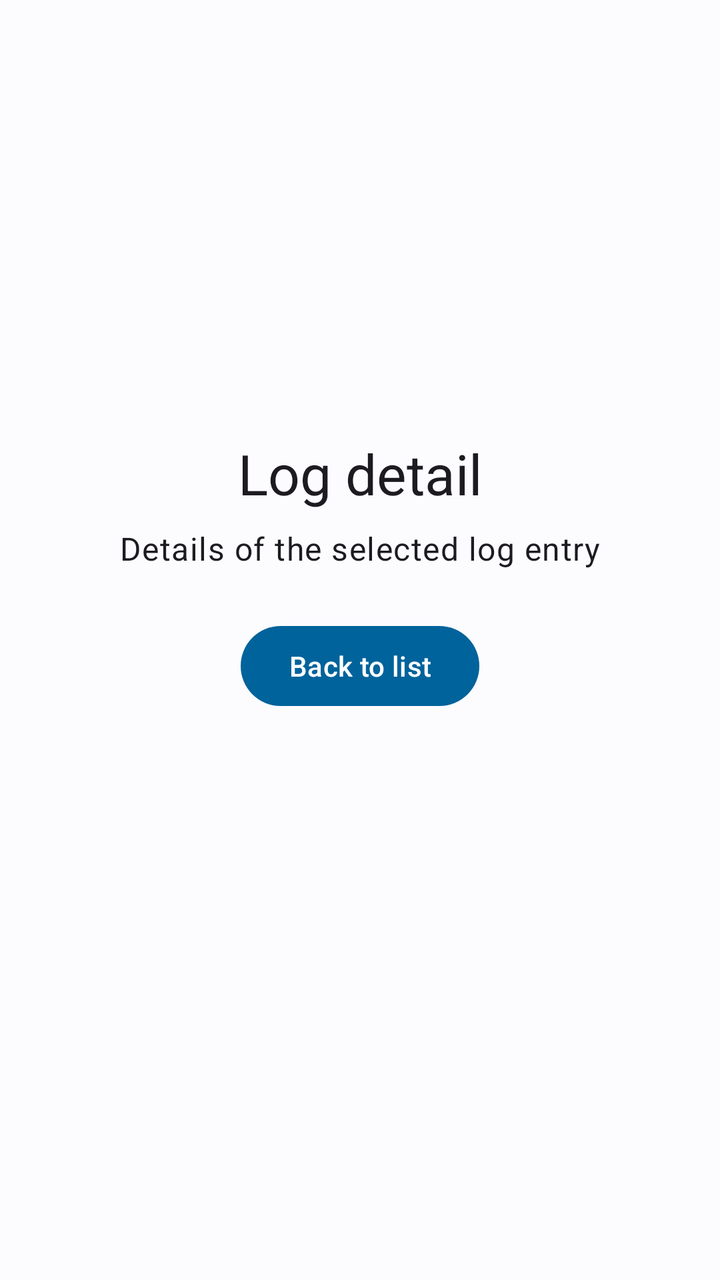
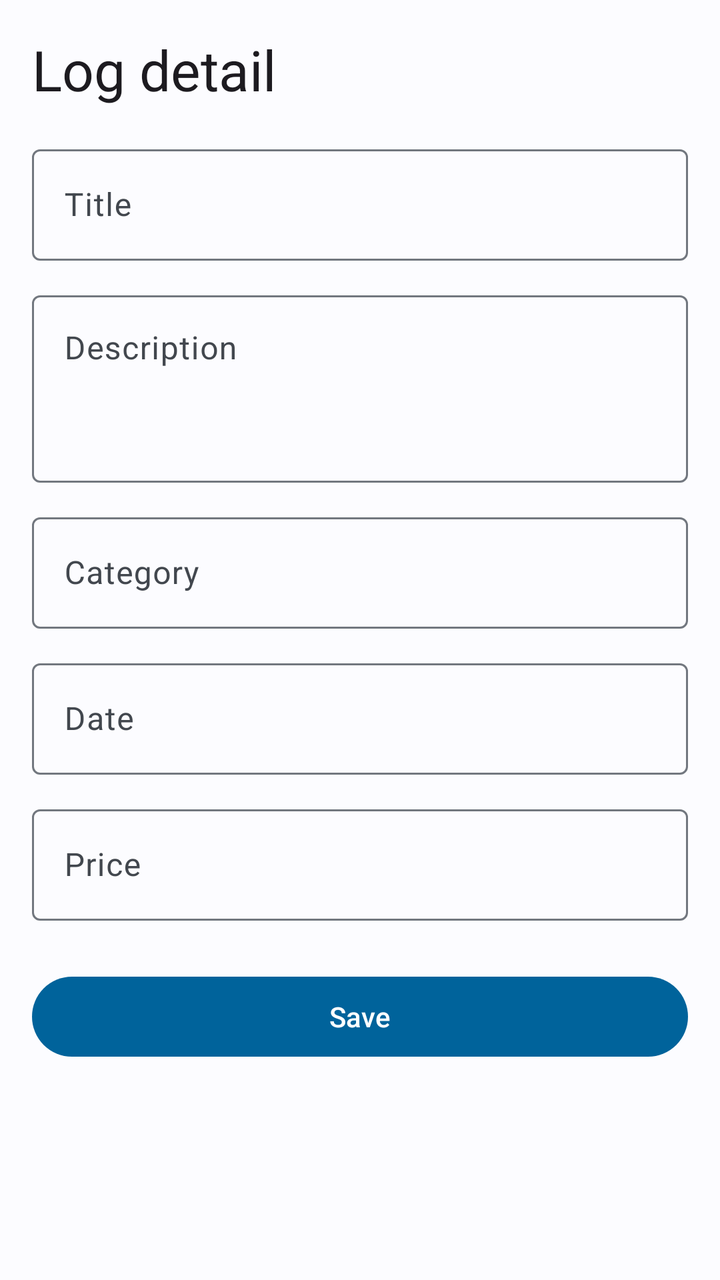

Compare the two renders of this Android layout. The source of the first and the diff that turns it into the second are given below.
<!-- AndroidManifest.xml: application theme Theme.MaintenanceLog -->
<!-- res/layout/fragment_log_detail.xml -->
<?xml version="1.0" encoding="utf-8"?>
<androidx.constraintlayout.widget.ConstraintLayout xmlns:android="http://schemas.android.com/apk/res/android"
    xmlns:app="http://schemas.android.com/apk/res-auto"
    xmlns:tools="http://schemas.android.com/tools"
    android:layout_width="match_parent"
    android:layout_height="match_parent"
    android:padding="24dp"
    tools:context=".LogDetailFragment">

    <TextView
        android:id="@+id/logDetailTitle"
        android:layout_width="wrap_content"
        android:layout_height="wrap_content"
        android:text="@string/log_detail_title"
        android:textAppearance="?attr/textAppearanceHeadlineMedium"
        app:layout_constraintBottom_toBottomOf="parent"
        app:layout_constraintEnd_toEndOf="parent"
        app:layout_constraintStart_toStartOf="parent"
        app:layout_constraintTop_toTopOf="parent"
        app:layout_constraintVertical_bias="0.35" />

    <TextView
        android:id="@+id/logDetailSubtitle"
        android:layout_width="wrap_content"
        android:layout_height="wrap_content"
        android:layout_marginTop="8dp"
        android:text="@string/log_detail_subtitle"
        android:textAppearance="?attr/textAppearanceBodyLarge"
        app:layout_constraintEnd_toEndOf="parent"
        app:layout_constraintStart_toStartOf="parent"
        app:layout_constraintTop_toBottomOf="@id/logDetailTitle" />

    <com.google.android.material.button.MaterialButton
        android:id="@+id/backToListButton"
        android:layout_width="wrap_content"
        android:layout_height="wrap_content"
        android:layout_marginTop="24dp"
        android:text="@string/back_to_log_list"
        app:layout_constraintEnd_toEndOf="parent"
        app:layout_constraintStart_toStartOf="parent"
        app:layout_constraintTop_toBottomOf="@id/logDetailSubtitle" />

</androidx.constraintlayout.widget.ConstraintLayout>
<!-- resources referenced by this layout -->
<resources>
  <string name="back_to_log_list">Back to list</string>
  <string name="log_detail_subtitle">Details of the selected log entry</string>
  <string name="log_detail_title">Log detail</string>
  <style name="Theme.MaintenanceLog" parent="Base.Theme.MaintenanceLog" />
  <color name="m3_primary">#00639B</color>
  <color name="m3_on_primary">#FFFFFF</color>
  <color name="m3_primary_container">#CDE5FF</color>
  <color name="m3_on_primary_container">#001D33</color>
  <color name="m3_primary_fixed">#CDE5FF</color>
  <color name="m3_primary_fixed_dim">#96CCFF</color>
  <color name="m3_on_primary_fixed">#001D33</color>
  <color name="m3_on_primary_fixed_variant">#004A76</color>
  <color name="m3_secondary">#50606F</color>
  <color name="m3_on_secondary">#FFFFFF</color>
  <color name="m3_secondary_container">#D3E5F5</color>
  <color name="m3_on_secondary_container">#0C1D29</color>
  <color name="m3_secondary_fixed">#D3E5F5</color>
  <color name="m3_secondary_fixed_dim">#B7C8DA</color>
  <color name="m3_on_secondary_fixed">#0C1D29</color>
  <color name="m3_on_secondary_fixed_variant">#394857</color>
  <color name="m3_tertiary">#3C6470</color>
  <color name="m3_on_tertiary">#FFFFFF</color>
  <color name="m3_tertiary_container">#C0E8F5</color>
  <color name="m3_on_tertiary_container">#001F26</color>
  <color name="m3_tertiary_fixed">#C0E8F5</color>
  <color name="m3_tertiary_fixed_dim">#A4CDD9</color>
  <color name="m3_on_tertiary_fixed">#001F26</color>
  <color name="m3_on_tertiary_fixed_variant">#244C56</color>
  <color name="m3_error">#BA1A1A</color>
  <color name="m3_on_error">#FFFFFF</color>
  <color name="m3_error_container">#FFDAD6</color>
  <color name="m3_on_error_container">#410002</color>
  <color name="m3_background">#FCFCFF</color>
  <color name="m3_on_background">#1A1C1E</color>
  <color name="m3_surface">#FCFCFF</color>
  <color name="m3_on_surface">#1A1C1E</color>
  <color name="m3_surface_variant">#DEE3EB</color>
  <color name="m3_on_surface_variant">#42474E</color>
  <color name="m3_surface_dim">#DBD9DE</color>
  <color name="m3_surface_bright">#FCFCFF</color>
  <color name="m3_surface_container_lowest">#FFFFFF</color>
  <color name="m3_surface_container_low">#F6F6FA</color>
  <color name="m3_surface_container">#F0F0F4</color>
  <color name="m3_surface_container_high">#EAEAEE</color>
  <color name="m3_surface_container_highest">#E4E3E8</color>
  <color name="m3_surface_inverse">#2F3033</color>
  <color name="m3_on_surface_inverse">#F1F0F4</color>
  <color name="m3_primary_inverse">#96CCFF</color>
  <color name="m3_outline">#72777F</color>
  <color name="m3_outline_variant">#C2C7CF</color>
  <!-- unchanged entries left out for length: 1 -->
</resources>

<!-- the commit's change to res/layout/fragment_log_detail.xml (unified diff, before → after) -->
@@ -1,43 +1,130 @@
 <?xml version="1.0" encoding="utf-8"?>
-<androidx.constraintlayout.widget.ConstraintLayout xmlns:android="http://schemas.android.com/apk/res/android"
+<ScrollView xmlns:android="http://schemas.android.com/apk/res/android"
     xmlns:app="http://schemas.android.com/apk/res-auto"
     xmlns:tools="http://schemas.android.com/tools"
     android:layout_width="match_parent"
     android:layout_height="match_parent"
-    android:padding="24dp"
+    android:fillViewport="true"
     tools:context=".LogDetailFragment">
 
-    <TextView
-        android:id="@+id/logDetailTitle"
-        android:layout_width="wrap_content"
+    <LinearLayout
+        android:layout_width="match_parent"
         android:layout_height="wrap_content"
-        android:text="@string/log_detail_title"
-        android:textAppearance="?attr/textAppearanceHeadlineMedium"
-        app:layout_constraintBottom_toBottomOf="parent"
-        app:layout_constraintEnd_toEndOf="parent"
-        app:layout_constraintStart_toStartOf="parent"
-        app:layout_constraintTop_toTopOf="parent"
-        app:layout_constraintVertical_bias="0.35" />
+        android:orientation="vertical"
+        android:padding="16dp">
 
-    <TextView
-        android:id="@+id/logDetailSubtitle"
-        android:layout_width="wrap_content"
-        android:layout_height="wrap_content"
-        android:layout_marginTop="8dp"
-        android:text="@string/log_detail_subtitle"
-        android:textAppearance="?attr/textAppearanceBodyLarge"
-        app:layout_constraintEnd_toEndOf="parent"
-        app:layout_constraintStart_toStartOf="parent"
-        app:layout_constraintTop_toBottomOf="@id/logDetailTitle" />
+        <TextView
+            android:id="@+id/logDetailTitle"
+            android:layout_width="wrap_content"
+            android:layout_height="wrap_content"
+            android:layout_marginBottom="16dp"
+            android:text="@string/log_detail_title"
+            android:textAppearance="?attr/textAppearanceHeadlineMedium" />
 
-    <com.google.android.material.button.MaterialButton
-        android:id="@+id/backToListButton"
-        android:layout_width="wrap_content"
-        android:layout_height="wrap_content"
-        android:layout_marginTop="24dp"
-        android:text="@string/back_to_log_list"
-        app:layout_constraintEnd_toEndOf="parent"
-        app:layout_constraintStart_toStartOf="parent"
-        app:layout_constraintTop_toBottomOf="@id/logDetailSubtitle" />
+        <com.google.android.material.textfield.TextInputLayout
+            android:id="@+id/titleInputLayout"
+            style="@style/Widget.Material3.TextInputLayout.OutlinedBox"
+            android:layout_width="match_parent"
+            android:layout_height="wrap_content"
+            android:hint="@string/log_title_label">
 
-</androidx.constraintlayout.widget.ConstraintLayout>
+            <com.google.android.material.textfield.TextInputEditText
+                android:id="@+id/titleEditText"
+                android:layout_width="match_parent"
+                android:layout_height="wrap_content"
+                android:inputType="textCapSentences"
+                android:maxLines="1" />
+
+        </com.google.android.material.textfield.TextInputLayout>
+
+        <com.google.android.material.textfield.TextInputLayout
+            android:id="@+id/descriptionInputLayout"
+            style="@style/Widget.Material3.TextInputLayout.OutlinedBox"
+            android:layout_width="match_parent"
+            android:layout_height="wrap_content"
+            android:layout_marginTop="12dp"
+            android:hint="@string/log_description_label">
+
+            <com.google.android.material.textfield.TextInputEditText
+                android:id="@+id/descriptionEditText"
+                android:layout_width="match_parent"
+                android:layout_height="wrap_content"
+                android:gravity="top|start"
+                android:inputType="textMultiLine|textCapSentences"
+                android:minLines="3" />
+
+        </com.google.android.material.textfield.TextInputLayout>
+
+        <com.google.android.material.textfield.TextInputLayout
+            android:id="@+id/categoryInputLayout"
+            style="@style/Widget.Material3.TextInputLayout.OutlinedBox"
+            android:layout_width="match_parent"
+            android:layout_height="wrap_content"
+            android:layout_marginTop="12dp"
+            android:hint="@string/log_category_label">
+
+            <com.google.android.material.textfield.TextInputEditText
+                android:id="@+id/categoryEditText"
+                android:layout_width="match_parent"
+                android:layout_height="wrap_content"
+                android:inputType="textCapSentences"
+                android:maxLines="1" />
+
+        </com.google.android.material.textfield.TextInputLayout>
+
+        <com.google.android.material.textfield.TextInputLayout
+            android:id="@+id/dateInputLayout"
+            style="@style/Widget.Material3.TextInputLayout.OutlinedBox"
+            android:layout_width="match_parent"
+            android:layout_height="wrap_content"
+            android:layout_marginTop="12dp"
+            android:hint="@string/log_date_label">
+
+            <com.google.android.material.textfield.TextInputEditText
+                android:id="@+id/dateEditText"
+                android:layout_width="match_parent"
+                android:layout_height="wrap_content"
+                android:clickable="true"
+                android:cursorVisible="false"
+                android:focusable="false"
+                android:inputType="none"
+                android:maxLines="1" />
+
+        </com.google.android.material.textfield.TextInputLayout>
+
+        <com.google.android.material.textfield.TextInputLayout
+            android:id="@+id/costInputLayout"
+            style="@style/Widget.Material3.TextInputLayout.OutlinedBox"
+            android:layout_width="match_parent"
+            android:layout_height="wrap_content"
+            android:layout_marginTop="12dp"
+            android:hint="@string/log_cost_label">
+
+            <com.google.android.material.textfield.TextInputEditText
+                android:id="@+id/costEditText"
+                android:layout_width="match_parent"
+                android:layout_height="wrap_content"
+                android:inputType="numberDecimal"
+                android:maxLines="1" />
+
+        </com.google.android.material.textfield.TextInputLayout>
+
+        <com.google.android.material.button.MaterialButton
+            android:id="@+id/saveButton"
+            android:layout_width="match_parent"
+            android:layout_height="wrap_content"
+            android:layout_marginTop="24dp"
+            android:text="@string/save_log" />
+
+        <com.google.android.material.progressindicator.CircularProgressIndicator
+            android:id="@+id/loadingIndicator"
+            android:layout_width="wrap_content"
+            android:layout_height="wrap_content"
+            android:layout_gravity="center_horizontal"
+            android:layout_marginTop="16dp"
+            android:visibility="gone"
+            tools:visibility="visible" />
+
+    </LinearLayout>
+
+</ScrollView>
<!-- resource entries referenced after the edit -->
@@ -1,8 +1,12 @@
 <!-- resources referenced by this layout -->
 <resources>
-  <string name="back_to_log_list">Back to list</string>
-  <string name="log_detail_subtitle">Details of the selected log entry</string>
+  <string name="log_category_label">Category</string>
+  <string name="log_cost_label">Price</string>
+  <string name="log_date_label">Date</string>
+  <string name="log_description_label">Description</string>
   <string name="log_detail_title">Log detail</string>
+  <string name="log_title_label">Title</string>
+  <string name="save_log">Save</string>
   <style name="Theme.MaintenanceLog" parent="Base.Theme.MaintenanceLog" />
   <color name="m3_primary">#00639B</color>
   <color name="m3_on_primary">#FFFFFF</color>
